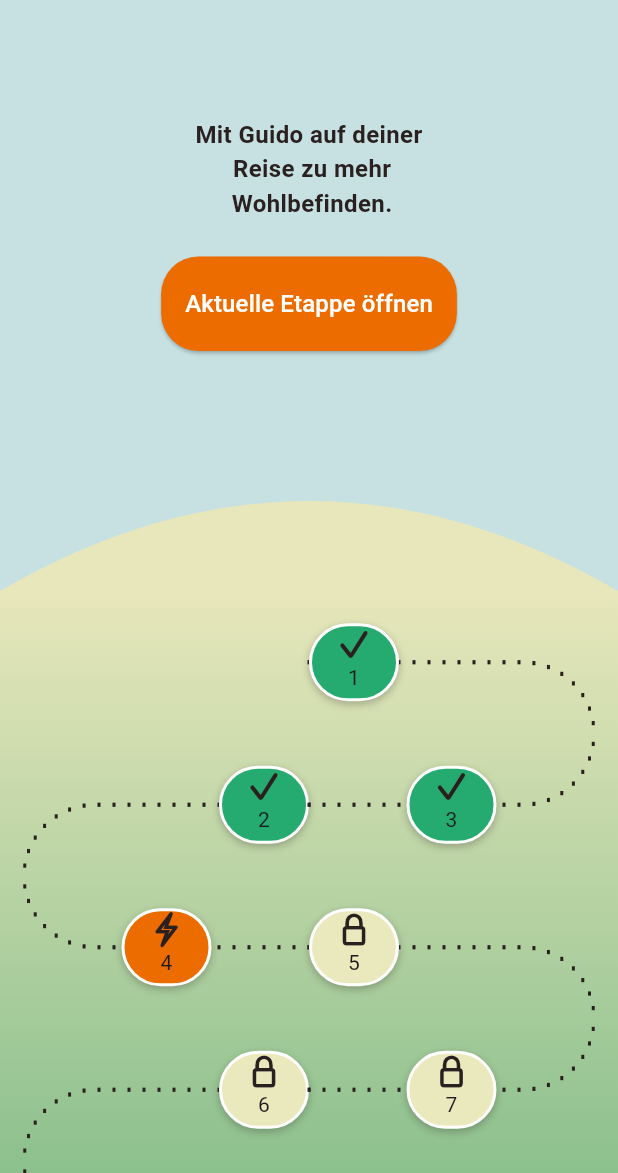
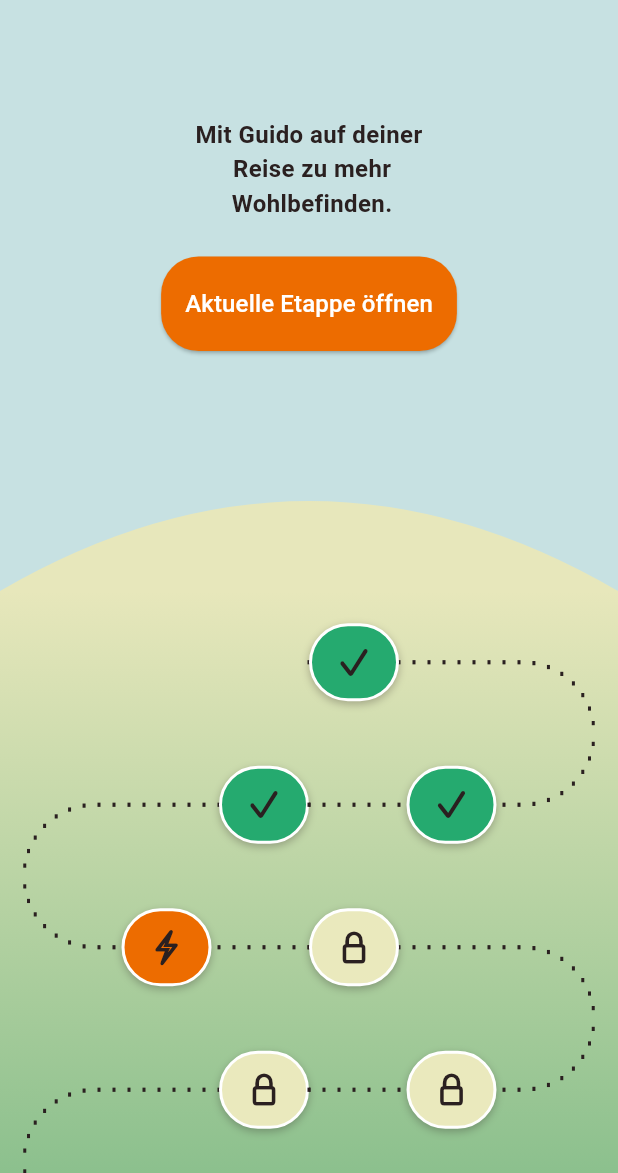
Before and after one commit to mohamadhadibi/forest, a Flutter app: the screen it shows after launch, on a phone screen of 412 x 824 dp, the part 63-1236 px from its top. Run offline on Flutter 3.47's test engine with Material 3 defaults, Android fonts, the phone set to English and light mode, and no system bars.

Commit message:
chore(ui): responsive finalized

```diff
--- a/lib/forest_list_widget.dart
+++ b/lib/forest_list_widget.dart
@@ -12,7 +12,9 @@ class ForestListWidget extends StatelessWidget {
 
   @override
   Widget build(BuildContext context) {
-    final listSize = items.length + 1;
+    final mapping = _buildSnakeMapping(items.length);
+    final listSize = mapping.length;
+
     return GridView.builder(
       shrinkWrap: true,
       physics: const NeverScrollableScrollPhysics(),
@@ -57,20 +59,102 @@ class ForestListWidget extends StatelessWidget {
           }
         }
 
+        if (index == listSize - 1 && items.length.isEven) {
+          if (rowIndex.isEven) {
+            align = Alignment.centerRight;
+          } else {
+            align = Alignment.centerLeft;
+          }
+        }
+        final itemIndex = mapping[index];
+        if (itemIndex == null) {
+          return const SizedBox();
+        }
         return Padding(
-          padding: EdgeInsets.only(left: 0, right: 0),
+          padding: const EdgeInsets.only(left: 0, right: 0),
           child: Stack(
             alignment: Alignment.center,
             children: [
-              if ((index != (listSize - 1) && listSize.isEven) ||
-                  listSize.isOdd)
+              if ((index != (listSize - 1) && items.length.isOdd) ||
+                  items.length.isEven)
                 DashedPath(color: AppColors.iconColor, type: dash),
-              Align(alignment: align, child: _buildIconBox(items[index - 1])),
+              Align(alignment: align, child: _buildIconBox(items[itemIndex])),
             ],
           ),
         );
       },
     );
+  }
+
+  /// Build a flattened mapping list for grid indices:
+  /// - index 0 -> null (empty)
+  /// - index 1 -> items[0]
+  /// - subsequent rows are built visually as pairs [left, right]
+  ///   with snake pattern.
+  /// If itemCount is even, ensure final visual row is [null, lastItem]
+  List<int?> _buildSnakeMapping(int itemCount) {
+    final List<List<int?>> rows = [];
+
+    if (itemCount == 0) {
+      return [null];
+    }
+
+    rows.add([null, 0]);
+
+    int p = 1;
+    int visualRowIndex = 1;
+    while (p < itemCount) {
+      final remaining = itemCount - p;
+
+      if (remaining == 1) {
+        rows.add([null, p]);
+        p += 1;
+        break;
+      }
+
+      if (visualRowIndex.isOdd) {
+        rows.add([p + 1, p]);
+      } else {
+        rows.add([p, p + 1]);
+      }
+
+      p += 2;
+      visualRowIndex += 1;
+    }
+
+    if (itemCount.isEven) {
+      final lastIndex = itemCount - 1;
+      bool lastOnRight = false;
+      int foundRow = -1;
+      int foundCol = -1;
+
+      for (int r = 0; r < rows.length; r++) {
+        for (int c = 0; c < 2; c++) {
+          if (rows[r][c] == lastIndex) {
+            foundRow = r;
+            foundCol = c;
+            if (c == 1) lastOnRight = true;
+            break;
+          }
+        }
+        if (foundRow != -1) break;
+      }
+
+      if (!lastOnRight) {
+        if (foundRow != -1) {
+          rows[foundRow][foundCol] = null;
+        }
+        rows.add([null, lastIndex]);
+      }
+    }
+
+    final mapping = <int?>[];
+    for (final row in rows) {
+      mapping.add(row[0]);
+      mapping.add(row[1]);
+    }
+
+    return mapping;
   }
 
   Widget _buildIconBox(ItemModel item) {
@@ -89,23 +173,11 @@ class ForestListWidget extends StatelessWidget {
           ),
         ],
       ),
-      child: Column(
-        children: [
-          Icon(
-            item.state.icon(),
-            color: AppColors.iconColor,
-            fontWeight: FontWeight.bold,
-          ),
-          Text(item.title.toString()),
-        ],
-      ),
-      /*
       child: Icon(
         item.state.icon(),
         color: AppColors.iconColor,
         fontWeight: FontWeight.bold,
       ),
-*/
     );
   }
 }
--- a/lib/forest_page.dart
+++ b/lib/forest_page.dart
@@ -27,9 +27,19 @@ class _ForestPageState extends State<ForestPage> {
     ItemModel(state: ItemStateEnum.lock, title: 10),
   ];
 
+  final double maxWidth = 800;
+
   @override
   Widget build(BuildContext context) {
-    return Scaffold(
+    return LayoutBuilder(
+      builder: (context, constraints) {
+        final width = constraints.maxWidth;
+        final double contentWidth = width > maxWidth ? maxWidth : width;
+
+        return Center(
+          child: SizedBox(
+            width: contentWidth,
+            child: Scaffold(
               extendBodyBehindAppBar: true,
               backgroundColor: AppColors.skyColor,
               appBar: AppBar(
@@ -118,13 +128,20 @@ class _ForestPageState extends State<ForestPage> {
                       gradient: LinearGradient(
                         begin: Alignment.topCenter,
                         end: Alignment.bottomCenter,
-                colors: [AppColors.forestLightColor, AppColors.forestDarkColor],
+                        colors: [
+                          AppColors.forestLightColor,
+                          AppColors.forestDarkColor,
+                        ],
                       ),
                     ),
                     child: ForestListWidget(items: items),
                   ),
                 ],
               ),
+            ),
+          ),
+        );
+      },
     );
   }
 }
```
Lines whose indentation alone changed are shown as unchanged.
